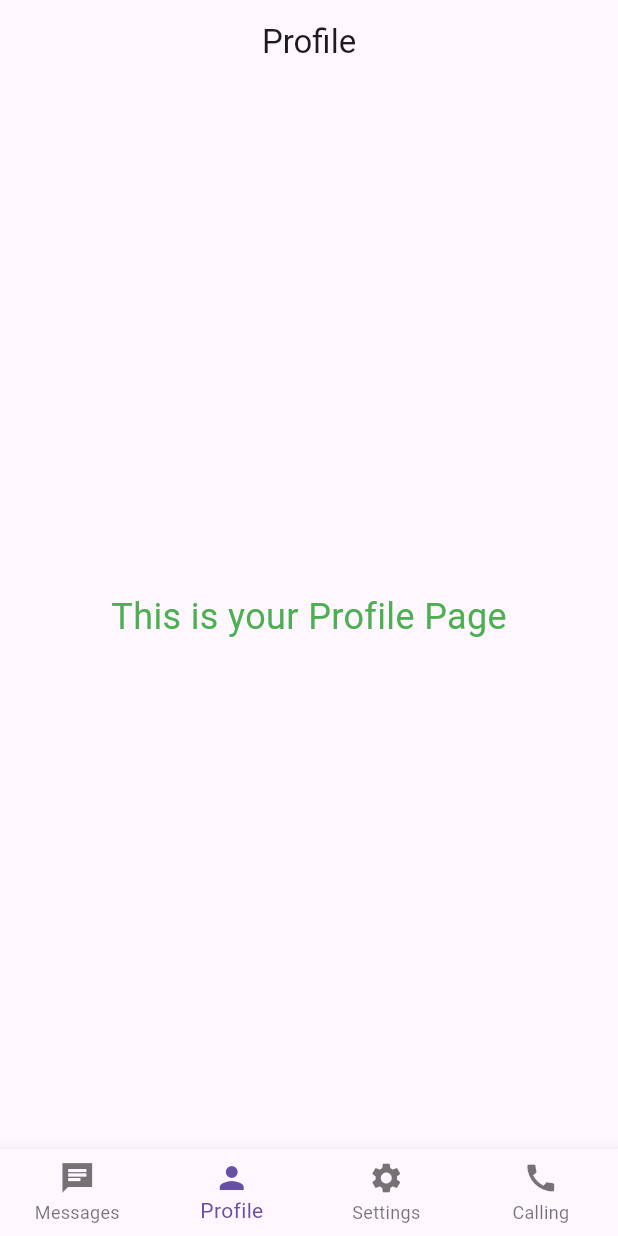
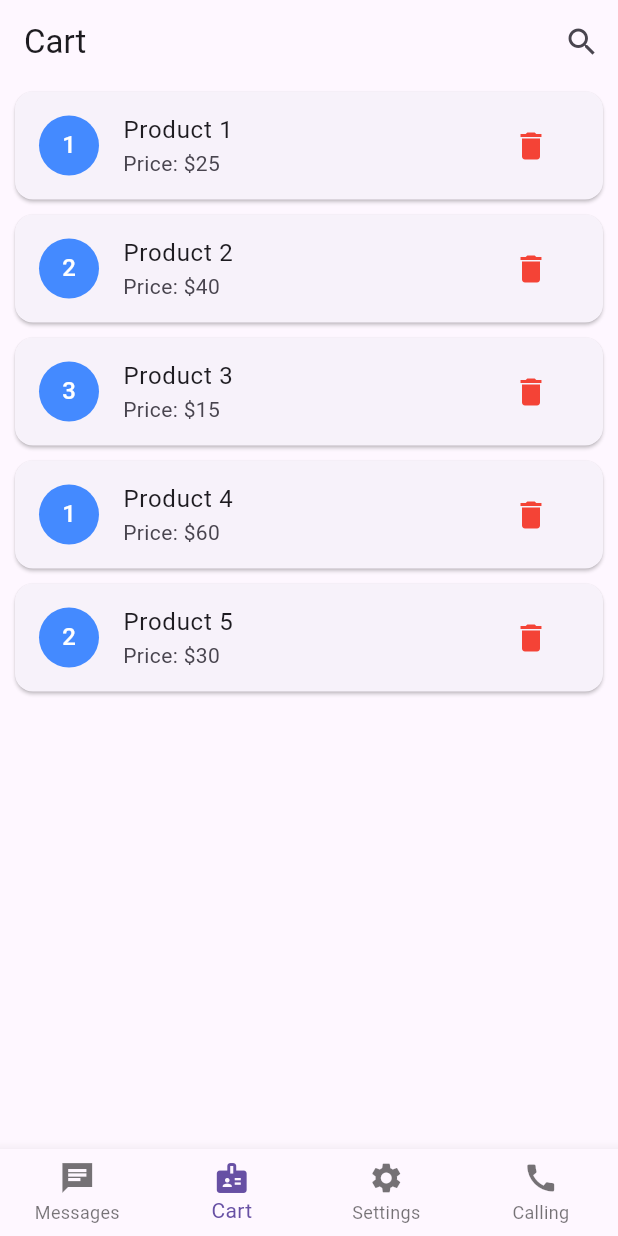
Before and after one commit to Hamza1-creator/_1st_app, a Flutter app: the screen it shows after launch, item 2 of the bottom bar chosen, on a phone screen of 412 x 824 dp. Run offline on Flutter 3.47's test engine with Material 3 defaults, Android fonts, the phone set to English and light mode, and no system bars.

Commit message:
_ListTile_ListView,builder_
make changes using list tile and List View builder

```diff
--- /dev/null
+++ b/lib/CartTab.dart
@@ -0,0 +1,47 @@
+import 'package:flutter/material.dart';
+
+class CartPage extends StatelessWidget {
+  const CartPage({super.key});
+
+  @override
+  Widget build(BuildContext context) {
+    final List<Map<String, dynamic>> cartItems = [
+      {"name": "Product 1", "price": "\$25", "quantity": 1},
+      {"name": "Product 2", "price": "\$40", "quantity": 2},
+      {"name": "Product 3", "price": "\$15", "quantity": 3},
+      {"name": "Product 4", "price": "\$60", "quantity": 1},
+      {"name": "Product 5", "price": "\$30", "quantity": 2},
+    ];
+
+    return Scaffold(
+      body: ListView.builder(
+        itemCount: cartItems.length,
+        itemBuilder: (context, index) {
+          final item = cartItems[index];
+          return Card(
+            margin: const EdgeInsets.symmetric(vertical: 5, horizontal: 10),
+            child: ListTile(
+              leading: CircleAvatar(
+                backgroundColor: Colors.blueAccent,
+                child: Text(
+                  item['quantity'].toString(),
+                  style: const TextStyle(color: Colors.white),
+                ),
+              ),
+              title: Text(item['name']),
+              subtitle: Text("Price: ${item['price']}"),
+              trailing: IconButton(
+                icon: const Icon(Icons.delete, color: Colors.red),
+                onPressed: () {
+                  ScaffoldMessenger.of(context).showSnackBar(
+                    SnackBar(content: Text("${item['name']} removed from cart")),
+                  );
+                },
+              ),
+            ),
+          );
+        },
+      ),
+    );
+  }
+}
--- a/lib/HomeScreen.dart
+++ b/lib/HomeScreen.dart
@@ -1,6 +1,6 @@
 import 'package:flutter/material.dart';
 import 'Chat.dart';
-import 'ProfileTab.dart';
+import 'CartTab.dart';
 import 'Setting.dart';
 import 'callMe.dart';
 
@@ -17,7 +17,7 @@ class _HomeScreenState extends State<HomeScreen> {
   // List of pages (widgets) for each tab
   final List<Widget> _pages = [
     const Messages(),
-    const ProfileTab(),
+    const CartPage(),
     const SettingsTab(),
     const CallingTab(),
   ];
@@ -25,18 +25,29 @@ class _HomeScreenState extends State<HomeScreen> {
   // Titles for each tab
   final List<String> _titles = [
     "Messages",
-    "Profile",
+    "Cart",
     "Settings",
     "Calling",
   ];
 
   @override
   Widget build(BuildContext context) {
-    return Scaffold(
-      appBar: AppBar(
-        title: Text(_titles[_currentIndex]),
-        centerTitle: true,
+    return SafeArea( child : Scaffold(
+     appBar: AppBar(
+        title: Text(_titles[_currentIndex]), // Dynamic title based on the current tab
+        actions: [
+          IconButton(
+            icon: const Icon(Icons.search), // Search icon
+            onPressed: () {
+              // Handle search button tap
+              ScaffoldMessenger.of(context).showSnackBar(
+                const SnackBar(content: Text("Search tapped")),
+              );
+            },
+          ),
+        ],
       ),
+
       body: _pages[_currentIndex], // Dynamically switch between widgets
       bottomNavigationBar: BottomNavigationBar(
         type: BottomNavigationBarType.fixed, // Support more than 3 items
@@ -52,8 +63,8 @@ class _HomeScreenState extends State<HomeScreen> {
             label: "Messages",
           ),
           BottomNavigationBarItem(
-            icon: Icon(Icons.person),
-            label: "Profile",
+            icon: Icon(Icons.badge),
+            label: "Cart",
           ),
           BottomNavigationBarItem(
             icon: Icon(Icons.settings),
@@ -65,6 +76,6 @@ class _HomeScreenState extends State<HomeScreen> {
           ),
         ],
       ),
-    );
+    ),);
   }
 }
--- a/lib/ProfileTab.dart
+++ /dev/null
@@ -1,16 +0,0 @@
-import 'package:flutter/material.dart';
-
-class ProfileTab extends StatelessWidget {
-  const ProfileTab({super.key});
-
-  @override
-  Widget build(BuildContext context) {
-    // Example logic for Profile Tab
-    return Center(
-      child: Text(
-        "This is your Profile Page",
-        style: TextStyle(fontSize: 24, color: Colors.green),
-      ),
-    );
-  }
-}
```
Also changed, not shown: lib/Chat.dart (+17 -12 lines), lib/ChatsTab.Dart (added, +41 -0 lines).
